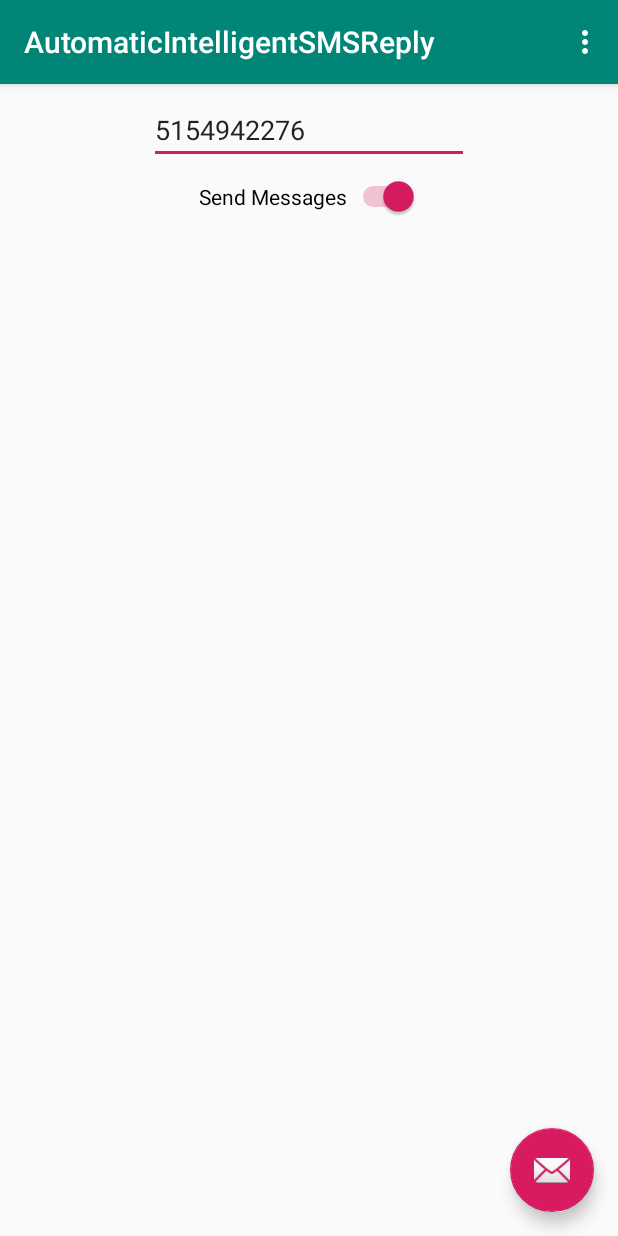
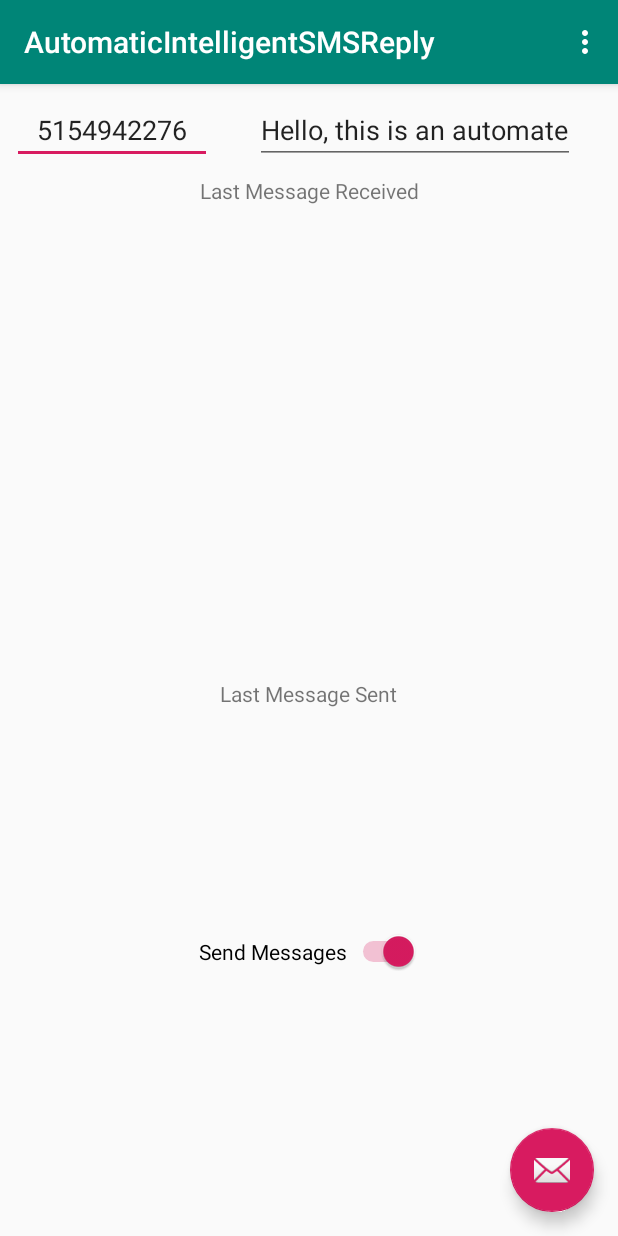
Before and after one commit to jhnsartain3/AutomaticIntelligentSMSReply, an Android app: the screen it shows after launch (MainActivity), on a phone screen of 412 x 824 dp. Run offline under Robolectric (Android 15) with nearby library versions, the phone set to English and light mode, and no system bars.

Commit message:
add ability for user to change set custom message

```diff
--- a/app/src/main/java/com/sartainstudios/automaticintelligentsmsreply/MainActivity.kt
+++ b/app/src/main/java/com/sartainstudios/automaticintelligentsmsreply/MainActivity.kt
@@ -41,13 +41,15 @@ class MainActivity : AppCompatActivity(), MessageListener {
     }
 
     override fun messageReceived(message: String) {
-        Toast.makeText(this, "New Message Received: " + message, Toast.LENGTH_SHORT).show()
+        textViewLastMessageReceivedDisplay.text = message
         if (!userDisabledSMSSending) {
+            val message = editTextSetCustomMessage.text.toString()
+            textViewLastMessageSentDisplay.text = message
             val sMSMessageSender = SMSMessageSender()
             sMSMessageSender.sendSMSMessage(
                 getApplicationContext(),
                 editTextPhoneNumber.text.toString(),
-                "hi"
+                message
             )
         }
     }
--- a/app/src/main/res/layout/content_main.xml
+++ b/app/src/main/res/layout/content_main.xml
@@ -10,21 +10,95 @@
         tools:context=".MainActivity">
 
     <EditText
+            android:layout_width="133dp"
+            android:layout_height="wrap_content"
+            android:inputType="phone"
+            android:textAlignment="center"
+            android:ems="10"
+            android:id="@+id/editTextPhoneNumber"
+            android:hint="5154416838"
+            android:text="5154942276"
+            android:layout_marginTop="8dp"
+            app:layout_constraintTop_toTopOf="parent"
+            android:layout_marginStart="8dp"
+            app:layout_constraintStart_toStartOf="parent"/>
+
+    <EditText
             android:layout_width="wrap_content"
             android:layout_height="wrap_content"
-            android:inputType="phone"
+            android:text="Hello, this is an automated message"
             android:ems="10"
-            android:id="@+id/editTextPhoneNumber" android:hint="5154416838" android:text="5154942276"
-            android:layout_marginTop="8dp" app:layout_constraintTop_toTopOf="parent" android:layout_marginEnd="8dp"
-            app:layout_constraintEnd_toEndOf="parent" android:layout_marginStart="8dp"
-            app:layout_constraintStart_toStartOf="parent"/>
+            android:id="@+id/editTextSetCustomMessage"
+            android:layout_marginTop="8dp"
+            app:layout_constraintTop_toTopOf="parent"
+            android:layout_marginEnd="8dp"
+            app:layout_constraintEnd_toEndOf="parent"
+            app:layout_constraintStart_toEndOf="@+id/editTextPhoneNumber"
+            android:layout_marginStart="8dp"
+            android:hint="Who is this?"
+            android:inputType="text"/>
+
+    <TextView
+            android:text="Last Message Received"
+            android:layout_width="wrap_content"
+            android:layout_height="wrap_content"
+            android:id="@+id/textView"
+            app:layout_constraintStart_toStartOf="parent"
+            android:layout_marginStart="8dp"
+            app:layout_constraintEnd_toEndOf="parent"
+            android:layout_marginEnd="8dp"
+            android:layout_marginTop="8dp"
+            app:layout_constraintTop_toBottomOf="@+id/editTextPhoneNumber"/>
+
+    <TextView
+            android:text=""
+            android:layout_width="match_parent"
+            android:layout_height="300dp"
+            android:id="@+id/textViewLastMessageReceivedDisplay"
+            android:layout_marginTop="8dp"
+            app:layout_constraintTop_toBottomOf="@+id/textView"
+            app:layout_constraintStart_toStartOf="parent"
+            android:layout_marginStart="8dp"
+            app:layout_constraintEnd_toEndOf="parent"
+            android:layout_marginEnd="8dp"/>
+
+    <TextView
+            android:text="Last Message Sent"
+            android:layout_width="wrap_content"
+            android:id="@+id/textView3"
+            android:layout_height="wrap_content"
+            android:layout_marginStart="8dp"
+            app:layout_constraintStart_toStartOf="parent"
+            app:layout_constraintEnd_toEndOf="parent"
+            android:layout_marginEnd="8dp"
+            app:layout_constraintHorizontal_bias="0.498"
+            android:layout_marginTop="8dp"
+            app:layout_constraintTop_toBottomOf="@+id/textViewLastMessageReceivedDisplay"/>
+
+    <TextView
+            android:layout_width="match_parent"
+            android:layout_height="wrap_content"
+            android:id="@+id/textViewLastMessageSentDisplay"
+            app:layout_constraintStart_toStartOf="parent"
+            android:layout_marginStart="8dp"
+            app:layout_constraintEnd_toEndOf="parent"
+            android:layout_marginEnd="8dp"
+            app:layout_constraintTop_toBottomOf="@+id/textView3"/>
+
     <Switch
             android:text="Send Messages"
             android:layout_width="wrap_content"
             android:layout_height="wrap_content"
-            android:id="@+id/switchToggleSendSMSMessages" android:layout_marginTop="8dp"
-            app:layout_constraintTop_toBottomOf="@+id/editTextPhoneNumber" app:layout_constraintStart_toStartOf="parent"
-            android:layout_marginStart="8dp" app:layout_constraintEnd_toEndOf="parent" android:layout_marginEnd="8dp"
-            android:checked="true"/>
+            android:id="@+id/switchToggleSendSMSMessages"
+            app:layout_constraintStart_toStartOf="parent"
+            android:layout_marginStart="8dp"
+            app:layout_constraintEnd_toEndOf="parent"
+            android:layout_marginEnd="8dp"
+            android:checked="true"
+            android:layout_marginBottom="8dp"
+            app:layout_constraintBottom_toBottomOf="parent"
+            android:layout_marginTop="8dp"
+            app:layout_constraintTop_toBottomOf="@+id/textViewLastMessageReceivedDisplay"/>
+
 
 </android.support.constraint.ConstraintLayout>
```
